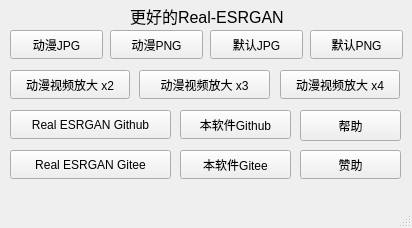
The window that Better_Real-ESRGAN/better_real_esrgan.ui (Grey-Wind/Better-Real-ESRGAN) describes before a commit, drawn with Qt 5.
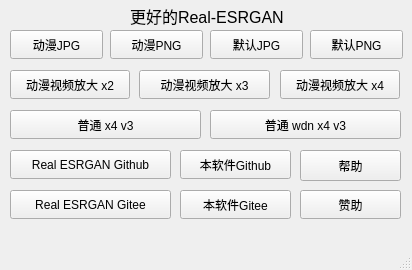
The same window after the commit.

Commit message: 调整UI

```diff
--- a/Better_Real-ESRGAN/better_real_esrgan.ui
+++ b/Better_Real-ESRGAN/better_real_esrgan.ui
@@ -7,7 +7,7 @@
     <x>0</x>
     <y>0</y>
     <width>412</width>
-    <height>228</height>
+    <height>270</height>
    </rect>
   </property>
   <property name="windowTitle">
@@ -127,7 +127,7 @@
     <property name="geometry">
      <rect>
       <x>10</x>
-      <y>110</y>
+      <y>150</y>
       <width>161</width>
       <height>29</height>
      </rect>
@@ -140,7 +140,7 @@
     <property name="geometry">
      <rect>
       <x>180</x>
-      <y>110</y>
+      <y>150</y>
       <width>111</width>
       <height>29</height>
      </rect>
@@ -153,7 +153,7 @@
     <property name="geometry">
      <rect>
       <x>10</x>
-      <y>150</y>
+      <y>190</y>
       <width>161</width>
       <height>29</height>
      </rect>
@@ -166,7 +166,7 @@
     <property name="geometry">
      <rect>
       <x>180</x>
-      <y>150</y>
+      <y>190</y>
       <width>111</width>
       <height>29</height>
      </rect>
@@ -179,7 +179,7 @@
     <property name="geometry">
      <rect>
       <x>300</x>
-      <y>110</y>
+      <y>150</y>
       <width>101</width>
       <height>31</height>
      </rect>
@@ -192,7 +192,7 @@
     <property name="geometry">
      <rect>
       <x>300</x>
-      <y>150</y>
+      <y>190</y>
       <width>101</width>
       <height>29</height>
      </rect>
@@ -201,6 +201,32 @@
      <string>赞助</string>
     </property>
    </widget>
+   <widget class="QPushButton" name="GeneralX4V3">
+    <property name="geometry">
+     <rect>
+      <x>10</x>
+      <y>110</y>
+      <width>191</width>
+      <height>29</height>
+     </rect>
+    </property>
+    <property name="text">
+     <string>普通 x4 v3</string>
+    </property>
+   </widget>
+   <widget class="QPushButton" name="GeneralX4V3_wdn">
+    <property name="geometry">
+     <rect>
+      <x>210</x>
+      <y>110</y>
+      <width>191</width>
+      <height>29</height>
+     </rect>
+    </property>
+    <property name="text">
+     <string>普通 wdn x4 v3</string>
+    </property>
+   </widget>
   </widget>
   <widget class="QMenuBar" name="menubar">
    <property name="geometry">
```
